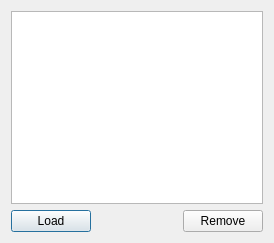
Above: chartisto/load.ui from antonbutanaev/chartisto before the change. Below: the same form after it.
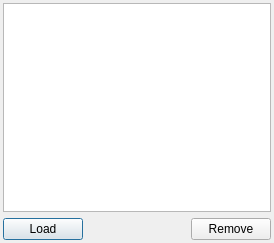
That is the form after the change.

Patch:
```diff
--- a/chartisto/load.ui
+++ b/chartisto/load.ui
@@ -14,6 +14,18 @@
    <string>Load</string>
   </property>
   <layout class="QVBoxLayout" name="verticalLayout">
+   <property name="leftMargin">
+    <number>3</number>
+   </property>
+   <property name="topMargin">
+    <number>3</number>
+   </property>
+   <property name="rightMargin">
+    <number>3</number>
+   </property>
+   <property name="bottomMargin">
+    <number>3</number>
+   </property>
    <item>
     <widget class="QListWidget" name="listWidget"/>
    </item>
```
